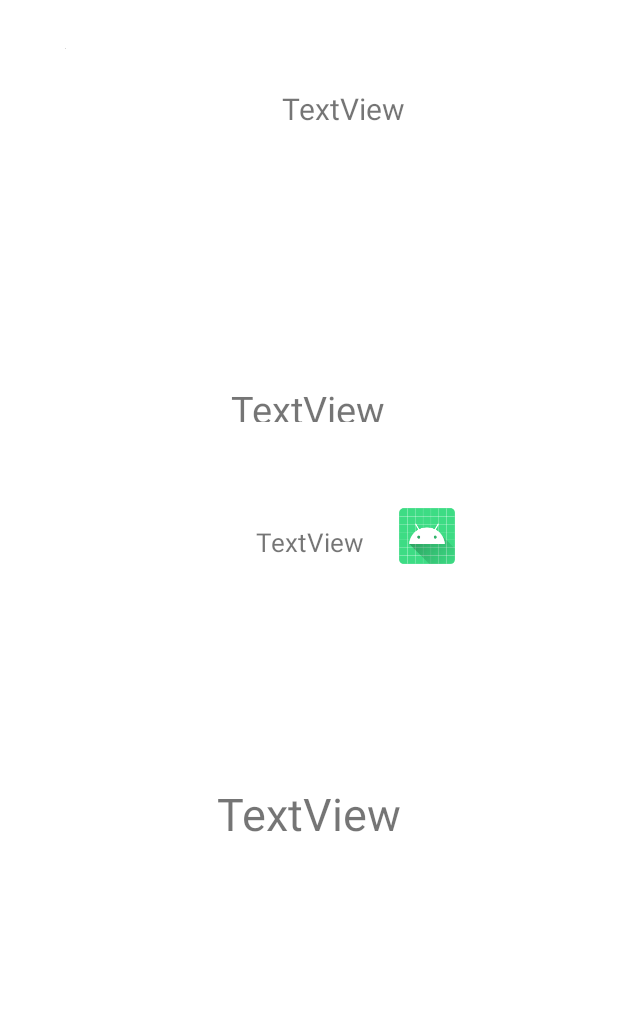
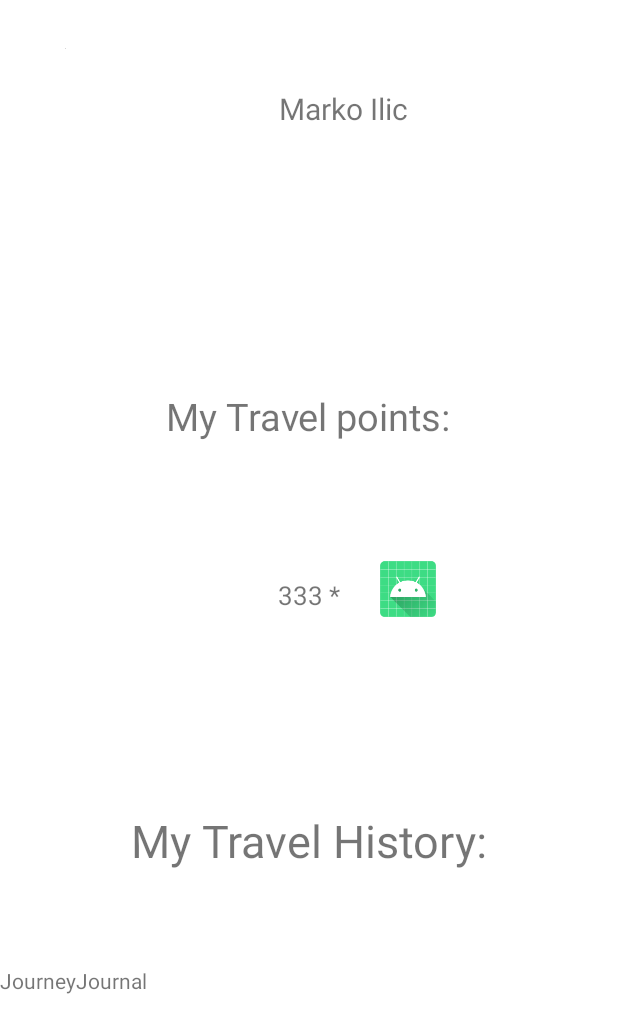
Before and after one commit to MarkoElfak/JourneyJournal, an Android app: the layout fragment_profile.xml on its own in the app's theme, with its tools: preview values and no code run, on a phone screen of 412 x 824 dp. Shown: the top 1033 px of the screen. Run offline under Robolectric (Android 15) with nearby library versions, the phone set to English and light mode, and no system bars.

Commit message:
Fix Scroll errors and add some dynamic scroll inputs

```diff
--- a/app/src/main/res/layout/fragment_profile.xml
+++ b/app/src/main/res/layout/fragment_profile.xml
@@ -16,7 +16,8 @@
         app:layout_constraintHorizontal_bias="0.106"
         app:layout_constraintStart_toStartOf="parent"
         app:layout_constraintTop_toTopOf="parent"
-        tools:srcCompat="@tools:sample/avatars" />
+        tools:srcCompat="@tools:sample/avatars"
+        android:contentDescription="@string/avatar" />
 
     <TextView
         android:id="@+id/textUsername"
@@ -25,7 +26,7 @@
         android:layout_marginTop="56dp"
         android:gravity="center"
         android:textSize="20sp"
-        android:text="TextView"
+        android:text="@string/profile_username"
         app:layout_constraintEnd_toEndOf="parent"
         app:layout_constraintHorizontal_bias="0.502"
         app:layout_constraintStart_toEndOf="@+id/imageProfile"
@@ -33,11 +34,11 @@
 
     <TextView
         android:id="@+id/textTravelPoints"
-        android:layout_width="166dp"
-        android:layout_height="26dp"
+        android:layout_width="291dp"
+        android:layout_height="78dp"
         android:gravity="center"
+        android:text="@string/travel_points"
         android:textSize="25sp"
-        android:text="TextView"
         app:layout_constraintBottom_toBottomOf="parent"
         app:layout_constraintEnd_toEndOf="parent"
         app:layout_constraintHorizontal_bias="0.498"
@@ -52,7 +53,7 @@
         android:layout_marginTop="68dp"
         android:gravity="center"
         android:textSize="17sp"
-        android:text="TextView"
+        android:text="@string/points_count"
         app:layout_constraintEnd_toEndOf="parent"
         app:layout_constraintStart_toStartOf="parent"
         app:layout_constraintTop_toBottomOf="@+id/textTravelPoints" />
@@ -66,24 +67,26 @@
         app:layout_constraintHorizontal_bias="0.18"
         app:layout_constraintStart_toEndOf="@+id/textView4"
         app:layout_constraintTop_toBottomOf="@+id/textTravelPoints"
-        app:srcCompat="@mipmap/ic_launcher" />
+        app:srcCompat="@mipmap/ic_launcher"
+        android:contentDescription="@string/star" />
 
     <TextView
         android:id="@+id/textView5"
-        android:layout_width="216dp"
-        android:layout_height="45dp"
+        android:layout_width="293dp"
+        android:layout_height="73dp"
         android:layout_marginTop="68dp"
         android:gravity="center"
+        android:text="@string/my_travel_history"
         android:textSize="30sp"
-        android:text="TextView"
-        app:layout_constraintBottom_toTopOf="@+id/scrollView2"
+        app:layout_constraintBottom_toTopOf="@+id/scrollView"
         app:layout_constraintEnd_toEndOf="parent"
         app:layout_constraintHorizontal_bias="0.497"
         app:layout_constraintStart_toStartOf="parent"
         app:layout_constraintTop_toBottomOf="@+id/textView4" />
 
+
     <ScrollView
-        android:id="@+id/scrollView2"
+    android:id="@+id/scrollView"
     android:layout_width="match_parent"
     android:layout_height="180dp"
     app:layout_constraintBottom_toBottomOf="parent"
@@ -91,8 +94,17 @@
     app:layout_constraintStart_toStartOf="parent">
 
         <LinearLayout
+        android:id="@+id/linearLayout"
         android:layout_width="match_parent"
         android:layout_height="wrap_content"
-            android:orientation="vertical" />
+        android:orientation="vertical">
+        <!-- Dynamic elements will be added here programmatically -->
+            <!-- Added so it doesn't throw error -->
+            <TextView
+                android:layout_width="match_parent"
+                android:layout_height="wrap_content"
+                android:text="@string/app_name"/>
+        </LinearLayout>
+
     </ScrollView>
 </androidx.constraintlayout.widget.ConstraintLayout>
--- a/app/src/main/res/values/strings.xml
+++ b/app/src/main/res/values/strings.xml
@@ -21,5 +21,14 @@
     <string name="enter_email">Add Your e-mail</string>
     <string name="enter_birth">Add Your Date of Birth</string>
 
+    // Profile
+
+    <string name="avatar">Avatar</string>
+    <string name="profile_username">Marko Ilic</string>
+    <string name="travel_points">My Travel points:</string>
+    <string name="points_count">333 *</string>
+    <string name="star">star</string>
+    <string name="my_travel_history">My Travel History:</string>
+
 
 </resources>
```
Also changed, not shown: app/src/main/java/com/elfak/journeyjournal/ProfileFragment.kt (+59 -0 lines). Lines whose indentation alone changed are shown as unchanged.
